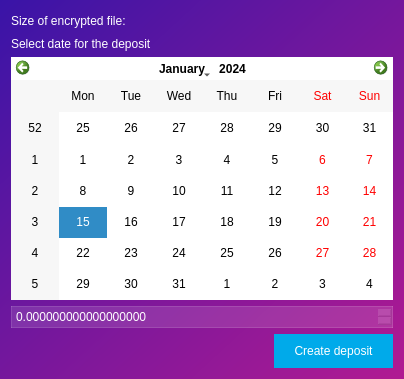
Qt form memority/ui/create_deposit_for_file.ui (Memority/memority) before a commit.
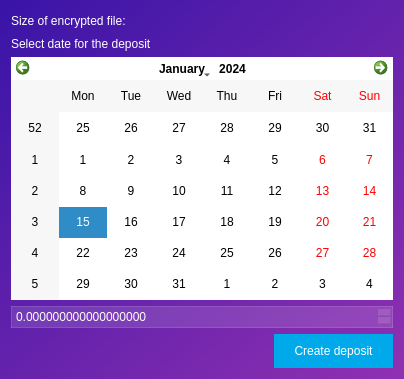
The same form after that commit. Icons and pictures are not drawn.

Patch:
```diff
--- a/memority/ui/create_deposit_for_file.ui
+++ b/memority/ui/create_deposit_for_file.ui
@@ -34,7 +34,7 @@
   </property>
   <property name="styleSheet">
    <string notr="true">QWidget{
-background: qlineargradient(spread:pad, x1:0, y1:0, x2:0.9801, y2:1, stop:0 rgba(57, 20, 167, 255), stop:0.995025 rgb(175, 26, 146));
+background: qlineargradient(spread:pad, x1:0, y1:0, x2:0.9801, y2:1, stop:0 rgba(57, 20, 167, 255), stop:0.995025 rgb(142, 48, 177));
 color: #fff;
 }
 QDialogButtonBox{
```
